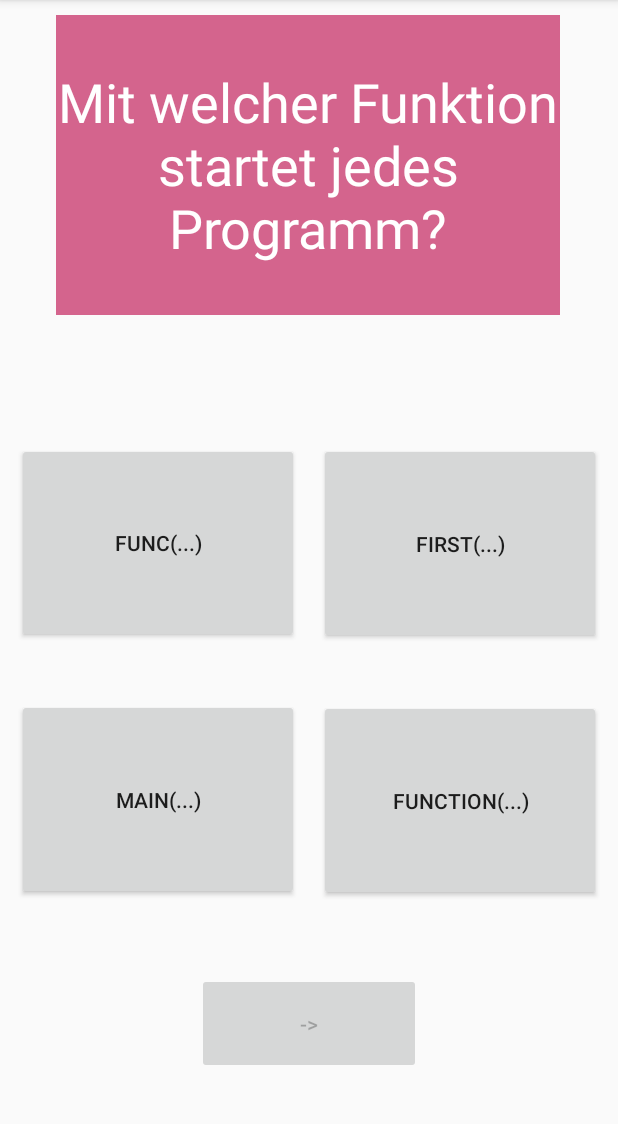
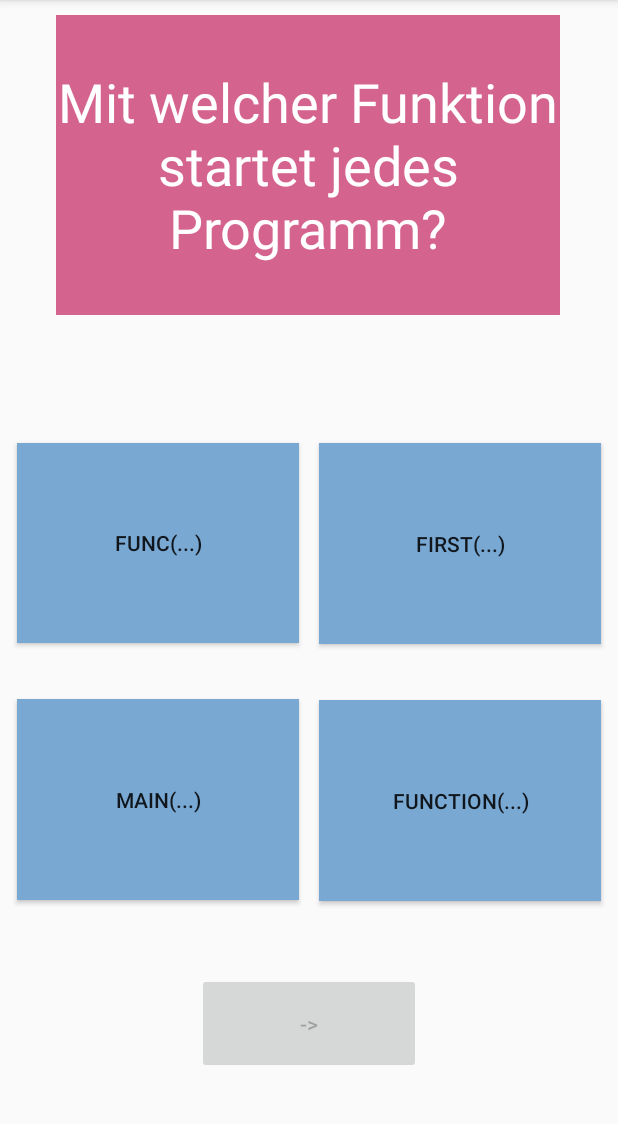
Before and after one commit to xVortal/QuizAppv2, an Android app: the MainActivity screen opened directly, with no data from a screen before it, on a phone screen of 412 x 824 dp, the part 84-1208 px from its top. Run offline under Robolectric (Android 15) with nearby library versions, the phone set to English and light mode, and no system bars.

Commit message:
answer Btns Farbe( blau) hinzugefuegt

```diff
--- a/app/src/main/res/layout/activity_main.xml
+++ b/app/src/main/res/layout/activity_main.xml
@@ -39,6 +39,7 @@
         android:layout_marginEnd="5dp"
         android:layout_marginRight="5dp"
         android:text="Button"
+        android:background="#79A8D3"
         app:layout_constraintEnd_toStartOf="@+id/AnswerBBtn"
         app:layout_constraintStart_toStartOf="parent"
         app:layout_constraintTop_toBottomOf="@+id/QuestionTextView" />
@@ -53,7 +54,7 @@
         android:layout_marginEnd="8dp"
         android:layout_marginRight="8dp"
         android:text="Button"
-
+        android:background="#79A8D3"
         app:layout_constraintEnd_toEndOf="parent"
         app:layout_constraintStart_toEndOf="@+id/AnswerABtn"
         app:layout_constraintTop_toBottomOf="@+id/QuestionTextView" />
@@ -69,6 +70,7 @@
         android:layout_marginRight="5dp"
         android:layout_marginBottom="31dp"
         android:text="Button"
+        android:background="#79A8D3"
         app:layout_constraintBottom_toTopOf="@+id/nextQuestionBtn"
         app:layout_constraintEnd_toStartOf="@+id/AnswerDBtn"
         app:layout_constraintStart_toStartOf="parent"
@@ -85,6 +87,7 @@
         android:layout_marginRight="8dp"
         android:layout_marginBottom="30dp"
         android:text="Button"
+        android:background="#79A8D3"
         app:layout_constraintBottom_toTopOf="@+id/nextQuestionBtn"
         app:layout_constraintEnd_toEndOf="parent"
         app:layout_constraintStart_toEndOf="@+id/AnswerCBtn"
```
